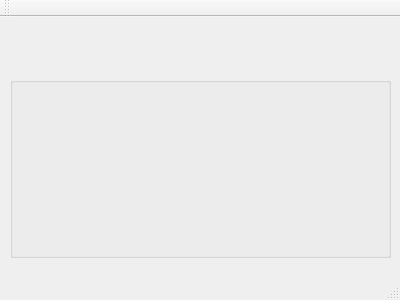
First picture: the form in Web/mainwindow.ui, repository IrinaShkviro/Homework, before the edit.
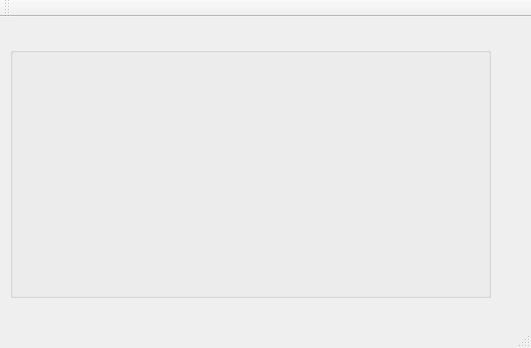
Second picture: the form after the edit.

Patch:
```diff
--- a/Web/mainwindow.ui
+++ b/Web/mainwindow.ui
@@ -6,8 +6,8 @@
    <rect>
     <x>0</x>
     <y>0</y>
-    <width>400</width>
-    <height>300</height>
+    <width>531</width>
+    <height>348</height>
    </rect>
   </property>
   <property name="windowTitle">
@@ -18,9 +18,9 @@
     <property name="geometry">
      <rect>
       <x>10</x>
-      <y>60</y>
-      <width>381</width>
-      <height>181</height>
+      <y>30</y>
+      <width>481</width>
+      <height>251</height>
      </rect>
     </property>
     <property name="title">
@@ -29,10 +29,10 @@
     <widget class="QWidget" name="gridLayoutWidget">
      <property name="geometry">
       <rect>
-       <x>0</x>
+       <x>10</x>
        <y>10</y>
-       <width>371</width>
-       <height>171</height>
+       <width>461</width>
+       <height>231</height>
       </rect>
      </property>
      <layout class="QGridLayout" name="myNetwork"/>
```
Left out of the diff: 2 changed lines with no effect on the pictures.
